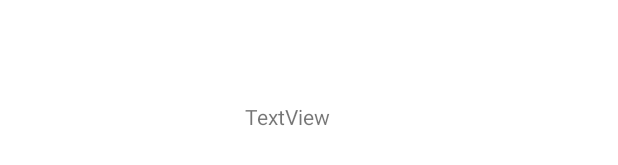
After one commit to oguzhan3437/Head-Scanner, an Android app: the layout fragment_show_result_dialog.xml on its own in the app's theme, with its tools: preview values and no code run, on a phone screen of 412 x 824 dp. The commit adds this screen. Shown: the part 287-452 px from the top of the screen. Run offline under Robolectric (Android 15) with nearby library versions, the phone set to English and light mode, and no system bars.

Commit message:
add result dialog

```diff
--- a/app/src/main/java/com/oguzhancetin/goodpostureapp/fragment/MainFragment.kt
+++ b/app/src/main/java/com/oguzhancetin/goodpostureapp/fragment/MainFragment.kt
@@ -47,7 +47,7 @@ class MainFragment : BaseFragment<FragmentMainBinding>() {
     private lateinit var cameraExecutor: ExecutorService
 
     @Inject
-    lateinit var poseDetector : PoseDetector
+    lateinit var poseDetector: PoseDetector
 
     companion object {
         private const val TAG = "CameraXBasic"
@@ -68,6 +68,10 @@ class MainFragment : BaseFragment<FragmentMainBinding>() {
             val uri = Uri.parse(it)
             setImageView(uri)
         }
+        /**
+        val fragmentResultDialog = ShowResultDialogFragment()
+        fragmentResultDialog.show(childFragmentManager, fragmentResultDialog.tag)
+         **/
 
         outputDirectory = getOutputDirectory(requireActivity().application)
         cameraExecutor = Executors.newSingleThreadExecutor()
--- /dev/null
+++ b/app/src/main/res/layout/fragment_show_result_dialog.xml
@@ -0,0 +1,18 @@
+<?xml version="1.0" encoding="utf-8"?>
+<androidx.constraintlayout.widget.ConstraintLayout xmlns:android="http://schemas.android.com/apk/res/android"
+    xmlns:app="http://schemas.android.com/apk/res-auto"
+    xmlns:tools="http://schemas.android.com/tools"
+    android:layout_width="match_parent"
+    android:layout_height="match_parent"
+    tools:context=".fragment.ShowResultDialogFragment">
+
+    <TextView
+        android:id="@+id/textView2"
+        android:layout_width="wrap_content"
+        android:layout_height="wrap_content"
+        android:layout_marginStart="163dp"
+        android:layout_marginTop="259dp"
+        android:text="TextView"
+        app:layout_constraintStart_toStartOf="parent"
+        app:layout_constraintTop_toTopOf="parent" />
+</androidx.constraintlayout.widget.ConstraintLayout>
```
Also changed, not shown: app/src/main/java/com/oguzhancetin/goodpostureapp/fragment/ShowResultDialogFragment.kt (added, +30 -0 lines).
